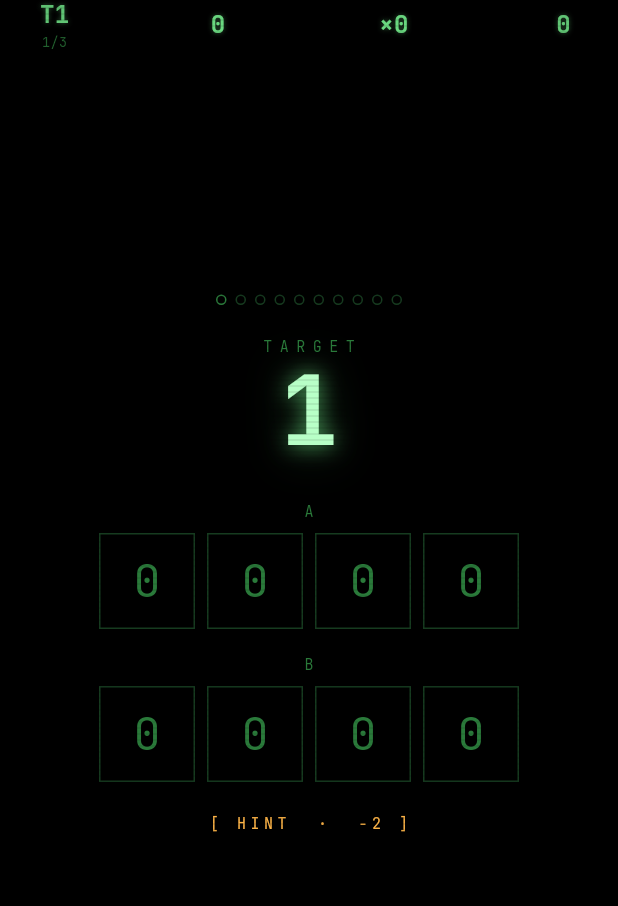
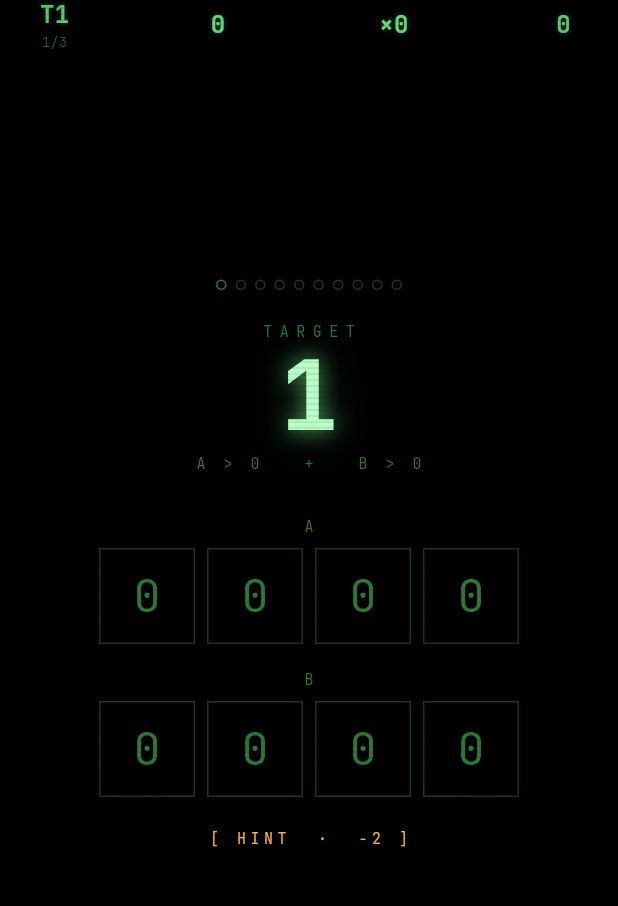
Before and after one commit to jankovicsrb-droid/go-binary-rush, a Flutter app: the AdditionScreen screen opened directly, on a phone screen of 412 x 824 dp, the part 136-1042 px from its top. Run offline on Flutter 3.47's test engine with Material 3 defaults, Android fonts, the phone set to English and light mode, and no system bars; our stand-ins replace google_fonts, shared_preferences; accounts and stored records are empty.

Commit message:
Add streak break rule and Addition non-zero check, fix HEX 8-bit layout
Streak now resets after two consecutive wrong answers across questions
(Reverse, Hex, Hex Word). STREAK value in the HUD turns amber after the
first wrong as a warning. Bit-toggle modes (Match, XOR, Addition) and
Daily Challenge are unaffected since they have no explicit wrong submit.

Addition requires both rows to be non-zero before accepting the sum,
preventing the trivial N+0 solution. Target display gains an
"A > 0  +  B > 0" subtitle so the rule is visible.

HEX MATCH 8-bit binary now stacks the two nibbles in two rows so they
fit in portrait orientation without horizontal overflow.

Co-Authored-By: Claude Opus 4.7 <noreply@anthropic.com>

```diff
--- a/lib/screens/addition_screen.dart
+++ b/lib/screens/addition_screen.dart
@@ -96,7 +96,9 @@ class _AdditionScreenState extends State<AdditionScreen>
     newBits[index] = newBits[index] == 0 ? 1 : 0;
     update(newBits);
     setState(() {});
-    if (_computeValue(_bitsA) + _computeValue(_bitsB) == _target) {
+    final valA = _computeValue(_bitsA);
+    final valB = _computeValue(_bitsB);
+    if (valA + valB == _target && valA > 0 && valB > 0) {
       _triggerSuccess();
     }
   }
@@ -269,6 +271,10 @@ class _AdditionScreenState extends State<AdditionScreen>
             style: AppText.kicker(color: AppColors.g2).copyWith(letterSpacing: 5)),
         const SizedBox(height: 4),
         Text('$_target', style: AppText.bigTarget()),
+        const SizedBox(height: 6),
+        Text('A > 0   +   B > 0',
+            style: AppText.kicker(color: AppColors.g2)
+                .copyWith(letterSpacing: 3)),
       ],
     );
   }
--- a/lib/screens/hex_word_screen.dart
+++ b/lib/screens/hex_word_screen.dart
@@ -97,6 +97,7 @@ class _HexWordScreenState extends State<HexWordScreen>
       if (_revealed == _word.length) _triggerSolved();
     } else {
       _score!.onWrongLetter();
+      _score!.onWrong();
       HapticFeedback.lightImpact();
       _wrongTimer?.cancel();
       setState(() {
--- a/lib/screens/reverse_screen.dart
+++ b/lib/screens/reverse_screen.dart
@@ -99,6 +99,7 @@ class _ReverseScreenState extends State<ReverseScreen>
       _inputEntry = next;
       _onCorrect();
     } else if (next.length >= _target.toString().length) {
+      _scoreEngine!.onWrong();
       setState(() { _wrong = true; _inputEntry = ''; });
       Future.delayed(const Duration(milliseconds: 700), () {
         if (mounted) setState(() => _wrong = false);
--- a/lib/widgets/game_hud.dart
+++ b/lib/widgets/game_hud.dart
@@ -11,12 +11,17 @@ class GameHud extends StatelessWidget {
 
   @override
   Widget build(BuildContext context) {
+    final streakWarn = score.wrongsInRow >= 1;
     return Row(
       mainAxisAlignment: MainAxisAlignment.spaceBetween,
       children: [
         _tierCell(),
         _cell('SCORE', '${score.score}'),
-        _cell('STREAK', '×${score.streak}'),
+        _cell(
+          'STREAK',
+          '×${score.streak}',
+          valueColor: streakWarn ? AppColors.amber : null,
+        ),
         _cell('BEST', '${score.highScore}'),
       ],
     );
@@ -35,13 +40,19 @@ class GameHud extends StatelessWidget {
     );
   }
 
-  Widget _cell(String label, String value) {
+  Widget _cell(String label, String value, {Color? valueColor}) {
+    final baseStyle = AppText.hudValue();
     return Column(
       crossAxisAlignment: CrossAxisAlignment.center,
       children: [
         Text(label, style: AppText.kicker()),
         const SizedBox(height: 2),
-        Text(value, style: AppText.hudValue()),
+        Text(
+          value,
+          style: valueColor != null
+              ? baseStyle.copyWith(color: valueColor)
+              : baseStyle,
+        ),
       ],
     );
   }
```
Also changed, not shown: lib/game/score_engine.dart (+15 -0 lines), lib/screens/hex_screen.dart (+3 -5 lines).
